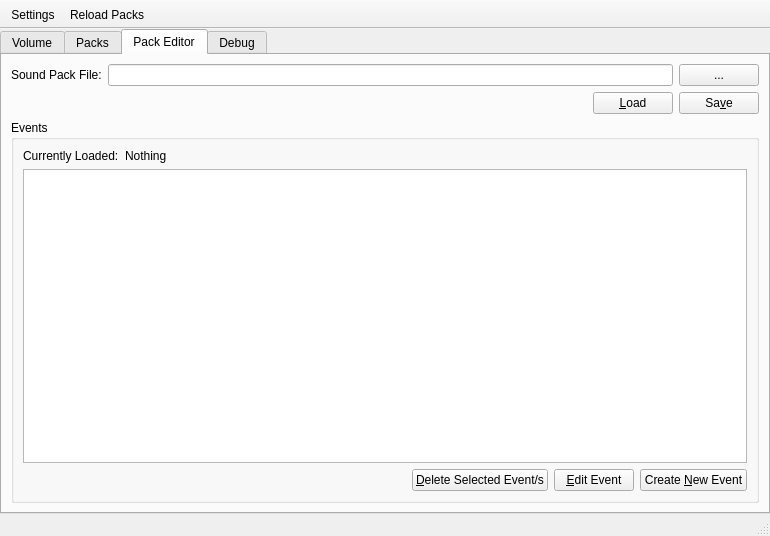
EssGeeEich/QtSense, file mainwindow.ui: the form before one commit.
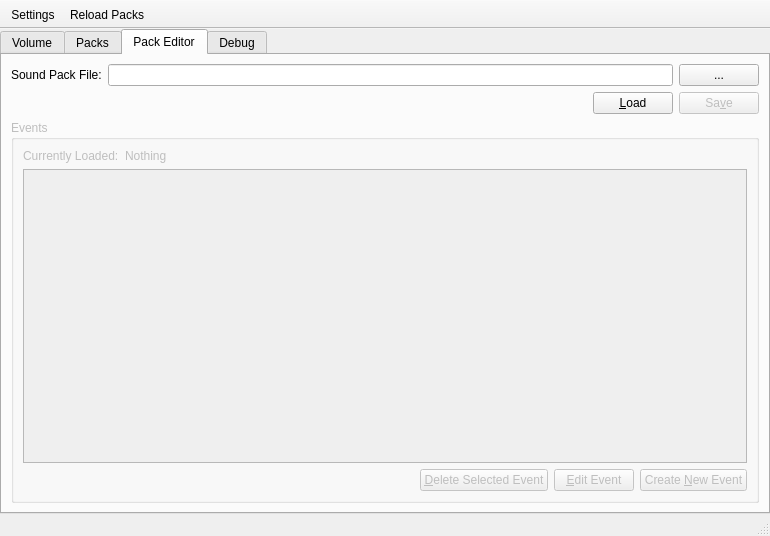
The form after the commit. The open tabs and pages were chosen to show the change.

```diff
--- a/mainwindow.ui
+++ b/mainwindow.ui
@@ -132,6 +132,9 @@
           </item>
           <item>
            <widget class="QPushButton" name="saveButton">
+            <property name="enabled">
+             <bool>false</bool>
+            </property>
             <property name="text">
              <string>Sa&amp;ve</string>
             </property>
@@ -141,6 +144,9 @@
         </item>
         <item>
          <widget class="QGroupBox" name="eventsGroup">
+          <property name="enabled">
+           <bool>false</bool>
+          </property>
           <property name="title">
            <string>Events</string>
           </property>
@@ -197,7 +203,7 @@
              <item>
               <widget class="QPushButton" name="deleteSelEvent">
                <property name="text">
-                <string>&amp;Delete Selected Event/s</string>
+                <string>&amp;Delete Selected Event</string>
                </property>
               </widget>
              </item>
```
Left out of the diff: 6 changed lines with no effect on the pictures.
